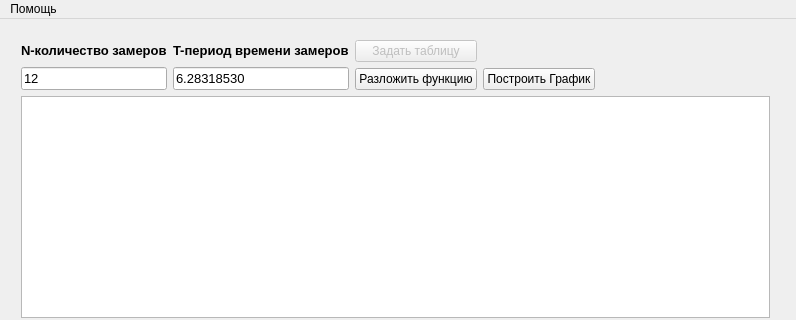
Above: mainwindow.ui from IvanTheCruel/Z5_circuits before the change; both pictures show x 0 to 796 and y 0 to 320 of the 796 by 513 pixel window. Below: the same form after it.
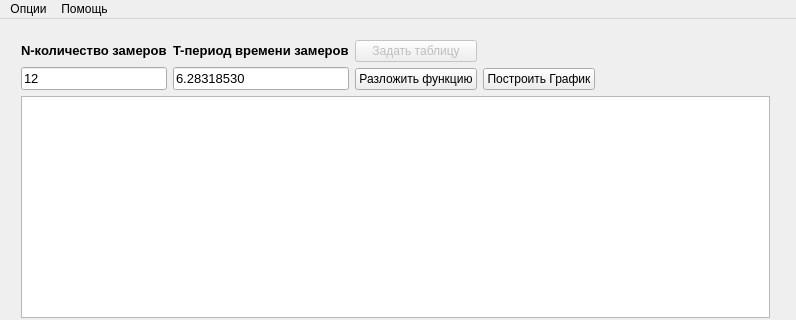
That is the form after the change.

Patch:
```diff
--- a/mainwindow.ui
+++ b/mainwindow.ui
@@ -164,10 +164,21 @@
    </property>
    <widget class="QMenu" name="menu">
     <property name="title">
+     <string>Опции</string>
+    </property>
+    <addaction name="action"/>
+    <addaction name="action_2"/>
+    <addaction name="separator"/>
+    <addaction name="action_1"/>
+    <addaction name="action_4"/>
+   </widget>
+   <widget class="QMenu" name="menu_2">
+    <property name="title">
      <string>Помощь</string>
     </property>
    </widget>
    <addaction name="menu"/>
+   <addaction name="menu_2"/>
   </widget>
   <widget class="QStatusBar" name="statusBar"/>
  </widget>
```
Left out of the diff: 20 changed lines with no effect on the pictures.
